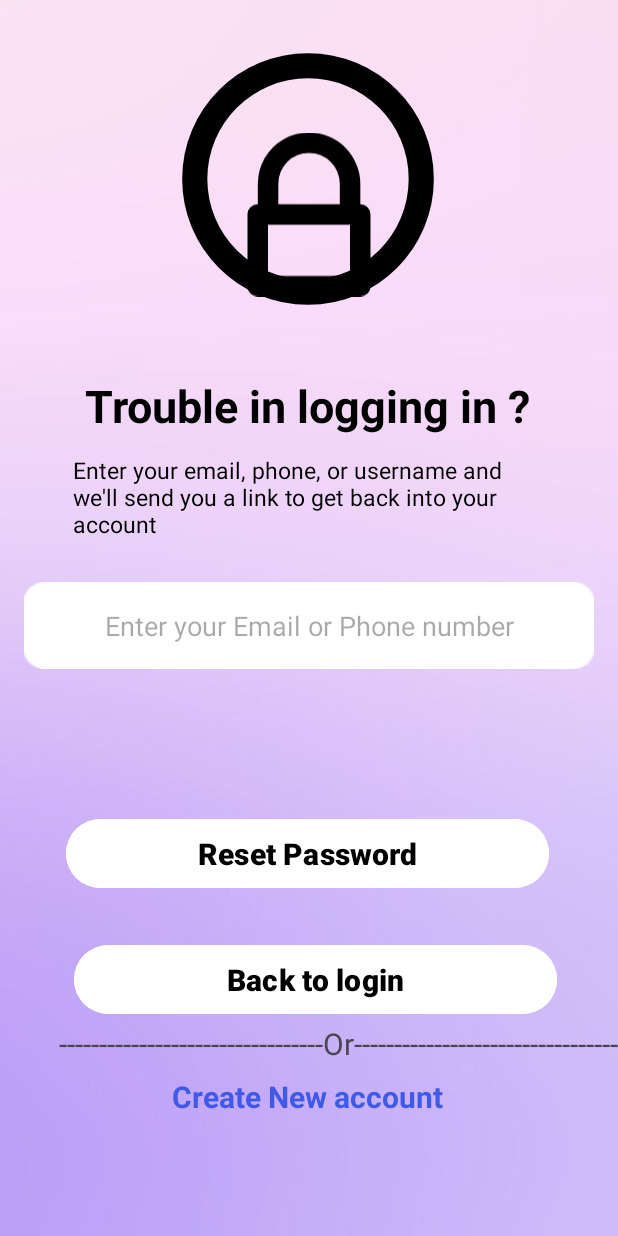
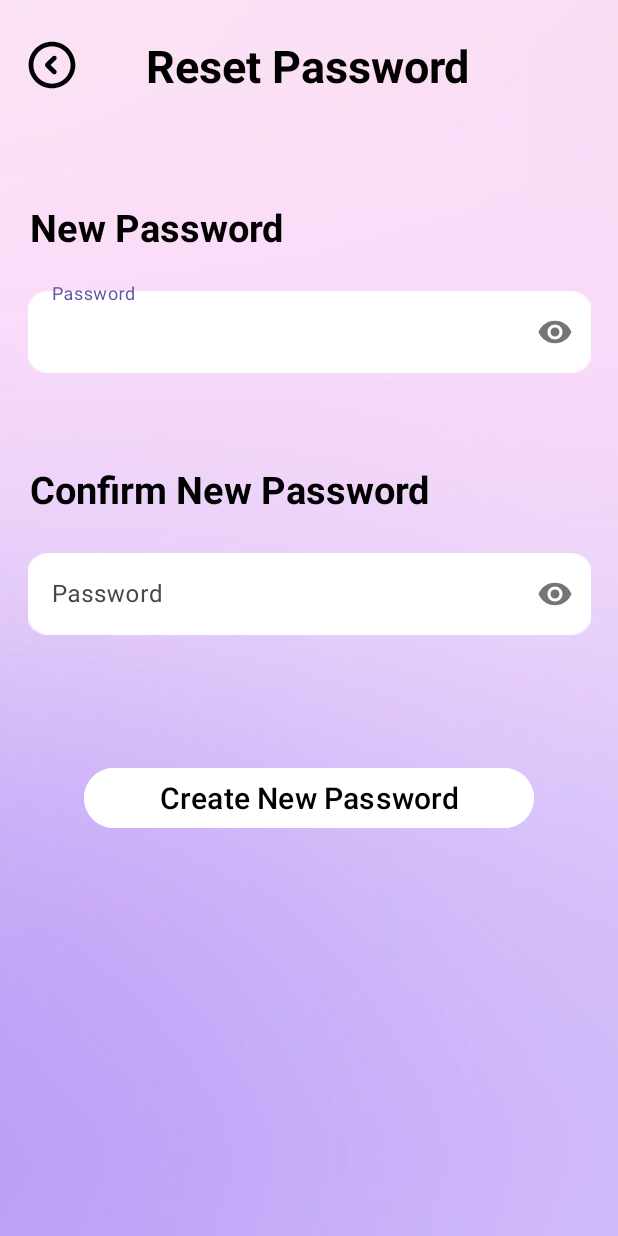
Before and after one commit to YaraMohamed12/Careplace, an Android app: the ForgetPasswordScreen screen opened directly, with no data from a screen before it, after a tap on "Reset Password", on a phone screen of 412 x 824 dp. Run offline under Robolectric (Android 15) with nearby library versions, the phone set to English and light mode, and no system bars; our stand-ins replace Firebase (no records; nobody signed in at launch, a user with empty details on screens opened directly).

Commit message:
Reset Password screen done

```diff
--- a/app/src/main/AndroidManifest.xml
+++ b/app/src/main/AndroidManifest.xml
@@ -12,6 +12,9 @@
         android:supportsRtl="true"
         android:theme="@style/Theme.CarePlace"
         tools:targetApi="31">
+        <activity
+            android:name=".reset_password"
+            android:exported="false" />
         <activity
             android:name=".ForgetPasswordScreen"
             android:exported="false" />
--- a/app/src/main/java/com/example/careplace/ForgetPasswordScreen.kt
+++ b/app/src/main/java/com/example/careplace/ForgetPasswordScreen.kt
@@ -26,6 +26,8 @@ class ForgetPasswordScreen : AppCompatActivity() {
         GotoLOgIN()
         GotoCreatAcc()
         rest_btn.setOnClickListener {
+            val myintent2 = Intent(this , reset_password::class.java)
+            startActivity(myintent2)
             Resetpass()
         }
 
--- /dev/null
+++ b/app/src/main/java/com/example/careplace/reset_password.kt
@@ -0,0 +1,20 @@
+package com.example.careplace
+
+import android.os.Bundle
+import androidx.activity.enableEdgeToEdge
+import androidx.appcompat.app.AppCompatActivity
+import androidx.core.view.ViewCompat
+import androidx.core.view.WindowInsetsCompat
+
+class reset_password : AppCompatActivity() {
+    override fun onCreate(savedInstanceState: Bundle?) {
+        super.onCreate(savedInstanceState)
+        enableEdgeToEdge()
+        setContentView(R.layout.activity_reset_password)
+        ViewCompat.setOnApplyWindowInsetsListener(findViewById(R.id.main)) { v, insets ->
+            val systemBars = insets.getInsets(WindowInsetsCompat.Type.systemBars())
+            v.setPadding(systemBars.left, systemBars.top, systemBars.right, systemBars.bottom)
+            insets
+        }
+    }
+}
--- /dev/null
+++ b/app/src/main/res/drawable/left_arrow.xml
@@ -0,0 +1,7 @@
+<vector xmlns:android="http://schemas.android.com/apk/res/android" android:height="40dp" android:viewportHeight="24" android:viewportWidth="24" android:width="40dp">
+
+    <path android:fillColor="#FF000000" android:pathData="M12,2C6.5,2 2,6.5 2,12s4.5,10 10,10s10,-4.5 10,-10S17.5,2 12,2zM12,20c-4.4,0 -8,-3.6 -8,-8s3.6,-8 8,-8s8,3.6 8,8S16.4,20 12,20z"/>
+
+    <path android:fillColor="#FF000000" android:pathData="M13.7,8.3c-0.4,-0.4 -1,-0.4 -1.4,0l-3,3c-0.4,0.4 -0.4,1 0,1.4l3,3c0.2,0.2 0.5,0.3 0.7,0.3s0.5,-0.1 0.7,-0.3c0.4,-0.4 0.4,-1 0,-1.4L11.4,12l2.3,-2.3C14.1,9.3 14.1,8.7 13.7,8.3z"/>
+
+</vector>
--- a/app/src/main/res/layout/activity_forget_password_screen.xml
+++ b/app/src/main/res/layout/activity_forget_password_screen.xml
@@ -13,7 +13,7 @@
         android:id="@+id/imageView5"
         android:layout_width="109dp"
         android:layout_height="110dp"
-        android:layout_marginTop="88dp"
+        android:layout_marginTop="65dp"
         app:layout_constraintEnd_toEndOf="parent"
         app:layout_constraintHorizontal_bias="0.5"
         app:layout_constraintStart_toStartOf="parent"
@@ -52,10 +52,10 @@
         android:layout_height="201dp"
         app:layout_constraintBottom_toTopOf="@+id/textView10"
         app:layout_constraintEnd_toEndOf="parent"
-        app:layout_constraintHorizontal_bias="0.496"
+        app:layout_constraintHorizontal_bias="0.497"
         app:layout_constraintStart_toStartOf="parent"
         app:layout_constraintTop_toTopOf="parent"
-        app:layout_constraintVertical_bias="0.389"
+        app:layout_constraintVertical_bias="1.0"
         app:srcCompat="@drawable/circle" />
 
     <com.google.android.material.textfield.TextInputLayout
@@ -87,12 +87,12 @@
         android:id="@+id/textView12"
         android:layout_width="wrap_content"
         android:layout_height="wrap_content"
-        android:layout_marginTop="236dp"
+        android:layout_marginTop="240dp"
         android:gravity="center"
         android:text="@string/or"
         android:textSize="20sp"
         app:layout_constraintEnd_toEndOf="parent"
-        app:layout_constraintHorizontal_bias="1.0"
+        app:layout_constraintHorizontal_bias="0.5"
         app:layout_constraintStart_toStartOf="parent"
         app:layout_constraintTop_toBottomOf="@+id/emailreset" />
 
@@ -100,13 +100,12 @@
         android:id="@+id/creatmailtxt"
         android:layout_width="wrap_content"
         android:layout_height="wrap_content"
-        android:layout_marginTop="8dp"
+        android:layout_marginTop="32dp"
         android:text="@string/create_new_account"
         android:textColor="#3F59E8"
         android:textSize="20sp"
         android:textStyle="bold"
         app:layout_constraintEnd_toEndOf="parent"
-        app:layout_constraintHorizontal_bias="0.497"
         app:layout_constraintStart_toStartOf="parent"
         app:layout_constraintTop_toBottomOf="@+id/textView12" />
 
@@ -114,7 +113,7 @@
         android:id="@+id/backLog_btn"
         android:layout_width="322dp"
         android:layout_height="54dp"
-        android:layout_marginBottom="144dp"
+        android:layout_marginBottom="260dp"
         android:backgroundTint="@color/white"
         android:text="@string/back_to_login"
         android:textColor="@color/black"
@@ -122,21 +121,21 @@
         android:textStyle="bold"
         app:layout_constraintBottom_toBottomOf="parent"
         app:layout_constraintEnd_toEndOf="parent"
-        app:layout_constraintHorizontal_bias="0.549"
+        app:layout_constraintHorizontal_bias="0.494"
         app:layout_constraintStart_toStartOf="parent" />
 
     <Button
         android:id="@+id/Reset_btn"
         android:layout_width="322dp"
         android:layout_height="54dp"
-        android:layout_marginBottom="228dp"
+        android:layout_marginBottom="340dp"
         android:backgroundTint="@color/white"
-        android:text="Reset Password"
+        android:text="@string/reset_pass"
         android:textColor="@color/black"
         android:textSize="20sp"
         android:textStyle="bold"
         app:layout_constraintBottom_toBottomOf="parent"
         app:layout_constraintEnd_toEndOf="parent"
-        app:layout_constraintHorizontal_bias="0.492"
+        app:layout_constraintHorizontal_bias="0.494"
         app:layout_constraintStart_toStartOf="parent" />
 </androidx.constraintlayout.widget.ConstraintLayout>
--- /dev/null
+++ b/app/src/main/res/layout/activity_reset_password.xml
@@ -0,0 +1,126 @@
+<?xml version="1.0" encoding="utf-8"?>
+<androidx.constraintlayout.widget.ConstraintLayout xmlns:android="http://schemas.android.com/apk/res/android"
+    xmlns:app="http://schemas.android.com/apk/res-auto"
+    xmlns:tools="http://schemas.android.com/tools"
+    android:id="@+id/main"
+    android:layout_width="match_parent"
+    android:layout_height="match_parent"
+    tools:context=".reset_password"
+    android:background="@drawable/background">
+
+    <TextView
+        android:id="@+id/Reset_pass"
+        android:layout_width="wrap_content"
+        android:layout_height="wrap_content"
+        android:text="@string/reset_pass"
+        android:textColor="@color/black"
+        android:textSize="30sp"
+        android:textStyle="bold"
+        app:layout_constraintBottom_toBottomOf="parent"
+        app:layout_constraintEnd_toEndOf="parent"
+        app:layout_constraintHorizontal_bias="0.498"
+        app:layout_constraintStart_toStartOf="parent"
+        app:layout_constraintTop_toTopOf="parent"
+        app:layout_constraintVertical_bias="0.03" />
+
+    <ImageView
+        android:id="@+id/back_btn4"
+        android:layout_width="37dp"
+        android:layout_height="40dp"
+        android:src="@drawable/left_arrow"
+        app:layout_constraintBottom_toBottomOf="parent"
+        app:layout_constraintEnd_toStartOf="@+id/Reset_pass"
+        app:layout_constraintHorizontal_bias="0.266"
+        app:layout_constraintStart_toStartOf="parent"
+        app:layout_constraintTop_toTopOf="parent"
+        app:layout_constraintVertical_bias="0.030" />
+
+
+    <TextView
+        android:id="@+id/Comfirm_New_pass"
+        android:layout_width="wrap_content"
+        android:layout_height="wrap_content"
+        android:layout_marginStart="20dp"
+        android:layout_marginTop="60dp"
+        android:text="@string/confirm_new_password"
+        android:textColor="@color/black"
+        android:textSize="25sp"
+        android:textStyle="bold"
+        app:layout_constraintTop_toBottomOf="@+id/editText_New_Password"
+        app:layout_constraintStart_toStartOf="parent" />
+
+    <com.google.android.material.textfield.TextInputLayout
+        android:id="@+id/editText_New_Password"
+        android:layout_width="375dp"
+        android:layout_height="60dp"
+        android:ems="10"
+        android:hint="@string/pass"
+        android:inputType="textPassword"
+        android:layout_marginTop="20dp"
+        app:layout_constraintEnd_toEndOf="parent"
+        app:layout_constraintStart_toStartOf="parent"
+        app:layout_constraintTop_toBottomOf="@+id/New_pass"
+        app:passwordToggleEnabled="true">
+
+        <com.google.android.material.textfield.TextInputEditText
+            android:id="@+id/New_pass_text"
+            android:layout_width="match_parent"
+            android:layout_height="match_parent"
+            android:background="@drawable/edititextbackground"
+            android:inputType="textPassword">
+
+        </com.google.android.material.textfield.TextInputEditText>
+    </com.google.android.material.textfield.TextInputLayout>
+
+    <TextView
+        android:id="@+id/New_pass"
+        android:layout_width="wrap_content"
+        android:layout_height="wrap_content"
+        android:layout_marginStart="20dp"
+        android:layout_marginTop="70dp"
+        android:text="@string/new_pass"
+        android:textColor="@color/black"
+        android:textSize="25sp"
+        android:textStyle="bold"
+        app:layout_constraintTop_toBottomOf="@+id/Reset_pass"
+        app:layout_constraintStart_toStartOf="parent" />
+
+    <com.google.android.material.textfield.TextInputLayout
+        android:id="@+id/editText__Confirm_New_Pass"
+        android:layout_width="375dp"
+        android:layout_height="60dp"
+        android:ems="10"
+        android:hint="@string/pass"
+        android:inputType="textPassword"
+        android:layout_marginTop="20dp"
+        app:layout_constraintEnd_toEndOf="parent"
+        app:layout_constraintStart_toStartOf="parent"
+        app:layout_constraintTop_toBottomOf="@+id/Comfirm_New_pass"
+        app:passwordToggleEnabled="true">
+
+        <com.google.android.material.textfield.TextInputEditText
+            android:id="@+id/Confirm_New_pass_text"
+            android:layout_width="match_parent"
+            android:layout_height="match_parent"
+            android:background="@drawable/edititextbackground"
+            android:inputType="textPassword">
+
+        </com.google.android.material.textfield.TextInputEditText>
+    </com.google.android.material.textfield.TextInputLayout>
+
+    <Button
+        android:id="@+id/button"
+        android:layout_width="300dp"
+        android:layout_height="wrap_content"
+        android:layout_marginBottom="268dp"
+        android:text="@string/create_new_password"
+        android:textColor="@color/black"
+        android:textSize="20sp"
+        android:backgroundTint="@color/white"
+        app:layout_constraintBottom_toBottomOf="parent"
+        app:layout_constraintEnd_toEndOf="parent"
+        app:layout_constraintHorizontal_bias="0.498"
+        app:layout_constraintStart_toStartOf="parent" />
+
+
+</androidx.constraintlayout.widget.ConstraintLayout>
--- a/app/src/main/res/values/colors.xml
+++ b/app/src/main/res/values/colors.xml
@@ -4,6 +4,7 @@
     <color name="white">#FFFFFFFF</color>
     <color name="mint">#0097A7</color>
     <color name="pink">#FAE1F6</color>
-    <color name="darkblue">#1A224E</color>
+    <color name="purple">#CDB6FA</color>
+    <color name="darkblue">#000000</color>
     <color name="blue">#3F59E8</color>
 </resources>
--- a/app/src/main/res/values/strings.xml
+++ b/app/src/main/res/values/strings.xml
@@ -57,4 +57,8 @@ number of doses of the prescribed treatment).</string>
     <string name="hello">Hello,</string>
     <string name="welcome_text">Welcome to Care Place How is your health today ?</string>
     <string name="mma">Medical Manager App</string>
+    <string name="reset_pass">Reset Password</string>
+    <string name="new_pass">New Password</string>
+    <string name="confirm_new_password">Confirm New Password</string>
+    <string name="create_new_password">Create New Password</string>
 </resources>
```
Also changed, not shown: app/src/main/res/drawable/facebook.xml (added, +7 -0 lines), app/src/main/res/drawable/google.xml (added, +11 -0 lines), app/src/main/res/layout/activity_log_in_screen.xml (+19 -13 lines), app/src/main/res/layout/activity_new_acc_for_doc.xml (+7 -6 lines), app/src/main/res/drawable/facebook.png (deleted), app/src/main/res/drawable/google.png (deleted), app/src/main/res/drawable/left_arrow.png (deleted).
